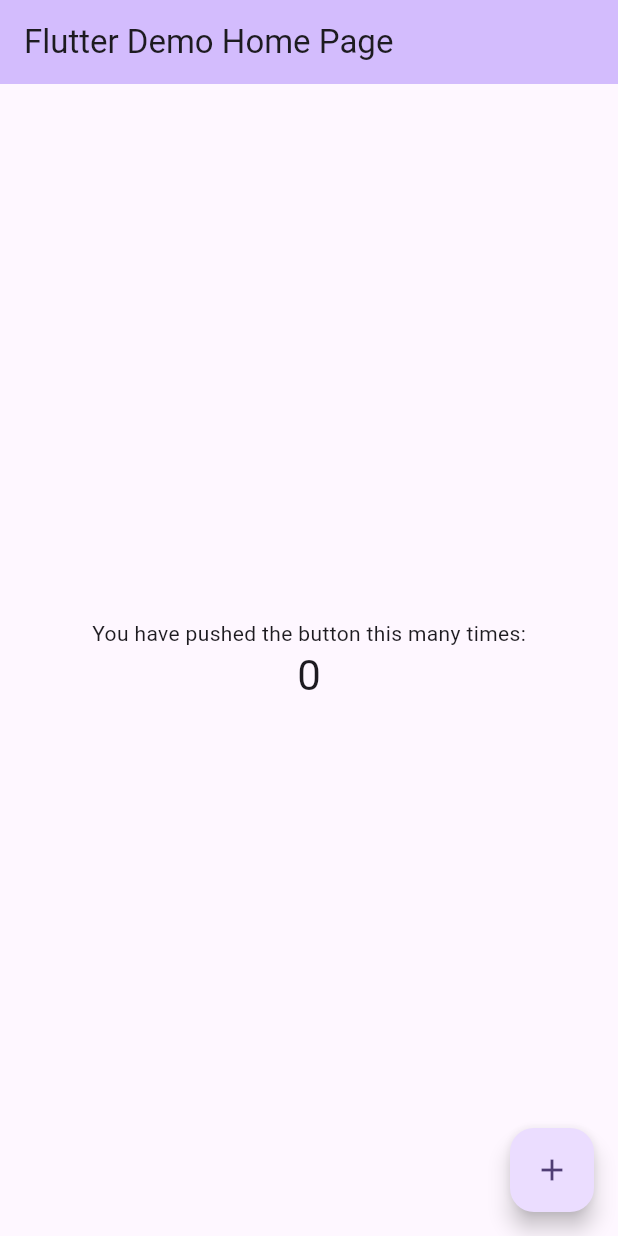
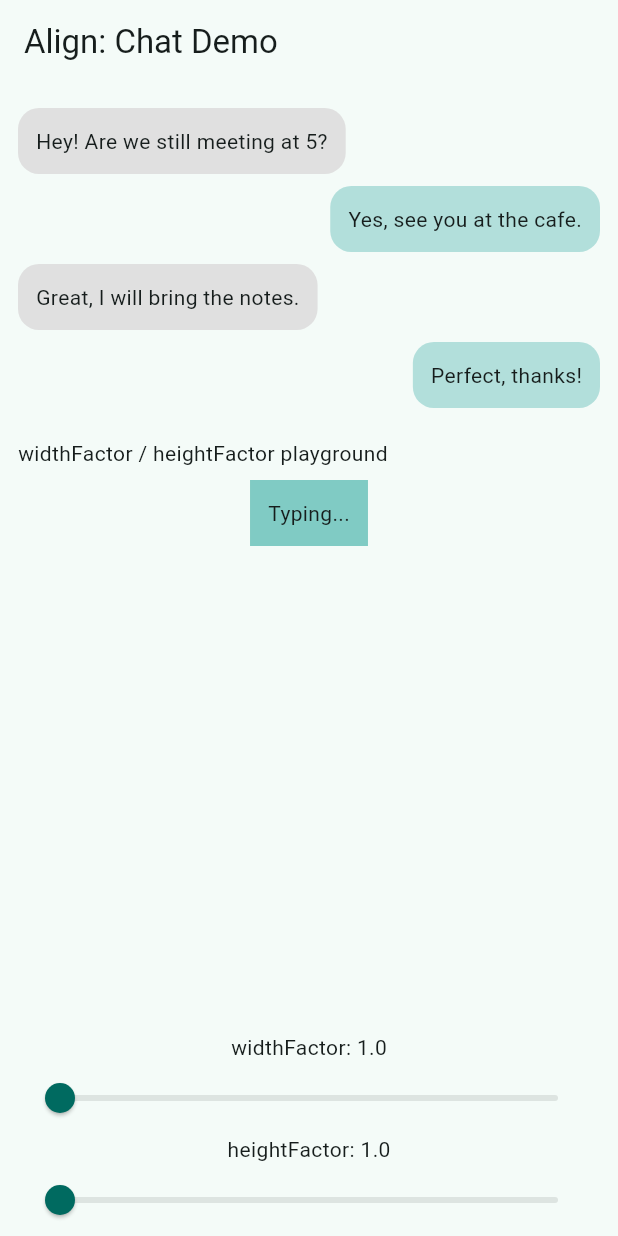
Before and after one commit to Ghislaine-i/widget_task, a Flutter app: the screen it shows after launch, on a phone screen of 412 x 824 dp. Run offline on Flutter 3.47's test engine with Material 3 defaults, Android fonts, the phone set to English and light mode, and no system bars.

```diff
--- a/align_demo/lib/main.dart
+++ b/align_demo/lib/main.dart
@@ -1,121 +1,117 @@
 import 'package:flutter/material.dart';
 
-void main() {
-  runApp(const MyApp());
+void main() => runApp(const AlignDemoApp());
+
+class AlignDemoApp extends StatelessWidget {
+  const AlignDemoApp({super.key});
+
+  @override
+  Widget build(BuildContext context) => MaterialApp(
+    title: 'Align Demo',
+    debugShowCheckedModeBanner: false,
+    theme: ThemeData(colorSchemeSeed: Colors.teal, useMaterial3: true),
+    home: const ChatScreen(),
+  );
 }
 
-class MyApp extends StatelessWidget {
-  const MyApp({super.key});
-
-  // This widget is the root of your application.
-  @override
-  Widget build(BuildContext context) {
-    return MaterialApp(
-      title: 'Flutter Demo',
-      theme: ThemeData(
-        // This is the theme of your application.
-        //
-        // TRY THIS: Try running your application with "flutter run". You'll see
-        // the application has a purple toolbar. Then, without quitting the app,
-        // try changing the seedColor in the colorScheme below to Colors.green
-        // and then invoke "hot reload" (save your changes or press the "hot
-        // reload" button in a Flutter-supported IDE, or press "r" if you used
-        // the command line to start the app).
-        //
-        // Notice that the counter didn't reset back to zero; the application
-        // state is not lost during the reload. To reset the state, use hot
-        // restart instead.
-        //
-        // This works for code too, not just values: Most code changes can be
-        // tested with just a hot reload.
-        colorScheme: .fromSeed(seedColor: Colors.deepPurple),
-      ),
-      home: const MyHomePage(title: 'Flutter Demo Home Page'),
-    );
-  }
+class Message {
+  final String text;
+  final bool isMe;
+  const Message(this.text, this.isMe);
 }
 
-class MyHomePage extends StatefulWidget {
-  const MyHomePage({super.key, required this.title});
+const messages = [
+  Message('Hey! Are we still meeting at 5?', false),
+  Message('Yes, see you at the cafe.', true),
+  Message('Great, I will bring the notes.', false),
+  Message('Perfect, thanks!', true),
+];
 
-  // This widget is the home page of your application. It is stateful, meaning
-  // that it has a State object (defined below) that contains fields that affect
-  // how it looks.
-
-  // This class is the configuration for the state. It holds the values (in this
-  // case the title) provided by the parent (in this case the App widget) and
-  // used by the build method of the State. Fields in a Widget subclass are
-  // always marked "final".
-
-  final String title;
+class ChatScreen extends StatefulWidget {
+  const ChatScreen({super.key});
 
   @override
-  State<MyHomePage> createState() => _MyHomePageState();
+  State<ChatScreen> createState() => _ChatScreenState();
 }
 
-class _MyHomePageState extends State<MyHomePage> {
-  int _counter = 0;
-
-  void _incrementCounter() {
-    setState(() {
-      // This call to setState tells the Flutter framework that something has
-      // changed in this State, which causes it to rerun the build method below
-      // so that the display can reflect the updated values. If we changed
-      // _counter without calling setState(), then the build method would not be
-      // called again, and so nothing would appear to happen.
-      _counter++;
-    });
-  }
+class _ChatScreenState extends State<ChatScreen> {
+  double _widthFactor = 1.0;
+  double _heightFactor = 1.0;
 
   @override
   Widget build(BuildContext context) {
-    // This method is rerun every time setState is called, for instance as done
-    // by the _incrementCounter method above.
-    //
-    // The Flutter framework has been optimized to make rerunning build methods
-    // fast, so that you can just rebuild anything that needs updating rather
-    // than having to individually change instances of widgets.
     return Scaffold(
-      appBar: AppBar(
-        // TRY THIS: Try changing the color here to a specific color (to
-        // Colors.amber, perhaps?) and trigger a hot reload to see the AppBar
-        // change color while the other colors stay the same.
-        backgroundColor: Theme.of(context).colorScheme.inversePrimary,
-        // Here we take the value from the MyHomePage object that was created by
-        // the App.build method, and use it to set our appbar title.
-        title: Text(widget.title),
-      ),
-      body: Center(
-        // Center is a layout widget. It takes a single child and positions it
-        // in the middle of the parent.
-        child: Column(
-          // Column is also a layout widget. It takes a list of children and
-          // arranges them vertically. By default, it sizes itself to fit its
-          // children horizontally, and tries to be as tall as its parent.
-          //
-          // Column has various properties to control how it sizes itself and
-          // how it positions its children. Here we use mainAxisAlignment to
-          // center the children vertically; the main axis here is the vertical
-          // axis because Columns are vertical (the cross axis would be
-          // horizontal).
-          //
-          // TRY THIS: Invoke "debug painting" (choose the "Toggle Debug Paint"
-          // action in the IDE, or press "p" in the console), to see the
-          // wireframe for each widget.
-          mainAxisAlignment: .center,
-          children: [
-            const Text('You have pushed the button this many times:'),
-            Text(
-              '$_counter',
-              style: Theme.of(context).textTheme.headlineMedium,
+      appBar: AppBar(title: const Text('Align: Chat Demo')),
+      body: Column(
+        children: [
+          Expanded(
+            child: ListView(
+              padding: const EdgeInsets.all(12),
+              children: [
+                for (final m in messages)
+                  // PROPERTY 1: alignment decides left vs right.
+                  Align(
+                    alignment: m.isMe
+                        ? Alignment.centerRight
+                        : Alignment.centerLeft,
+                    child: Container(
+                      margin: const EdgeInsets.symmetric(vertical: 4),
+                      padding: const EdgeInsets.all(12),
+                      decoration: BoxDecoration(
+                        color: m.isMe
+                            ? Colors.teal.shade100
+                            : Colors.grey.shade300,
+                        borderRadius: BorderRadius.circular(14),
+                      ),
+                      child: Text(m.text),
+                    ),
+                  ),
+                const SizedBox(height: 16),
+                const Text('widthFactor / heightFactor playground'),
+                const SizedBox(height: 8),
+                // Center loosens the constraints so the amber box can
+                // shrink to the Align's size instead of filling the width.
+                Center(
+                  child: Container(
+                    color: Colors.amber.shade100, // shows the Align's own size
+                    child: Align(
+                      alignment: Alignment.center,
+                      // PROPERTY 2 and 3: Align size = child size * factor.
+                      widthFactor: _widthFactor,
+                      heightFactor: _heightFactor,
+                      child: Container(
+                        padding: const EdgeInsets.all(12),
+                        color: Colors.teal.shade200,
+                        child: const Text('Typing...'),
+                      ),
+                    ),
+                  ),
+                ),
+              ],
             ),
-          ],
-        ),
-      ),
-      floatingActionButton: FloatingActionButton(
-        onPressed: _incrementCounter,
-        tooltip: 'Increment',
-        child: const Icon(Icons.add),
+          ),
+          Padding(
+            padding: const EdgeInsets.symmetric(horizontal: 16),
+            child: Column(
+              children: [
+                Text('widthFactor: ${_widthFactor.toStringAsFixed(1)}'),
+                Slider(
+                  value: _widthFactor,
+                  min: 1,
+                  max: 3,
+                  onChanged: (v) => setState(() => _widthFactor = v),
+                ),
+                Text('heightFactor: ${_heightFactor.toStringAsFixed(1)}'),
+                Slider(
+                  value: _heightFactor,
+                  min: 1,
+                  max: 3,
+                  onChanged: (v) => setState(() => _heightFactor = v),
+                ),
+              ],
+            ),
+          ),
+        ],
       ),
     );
   }
```
